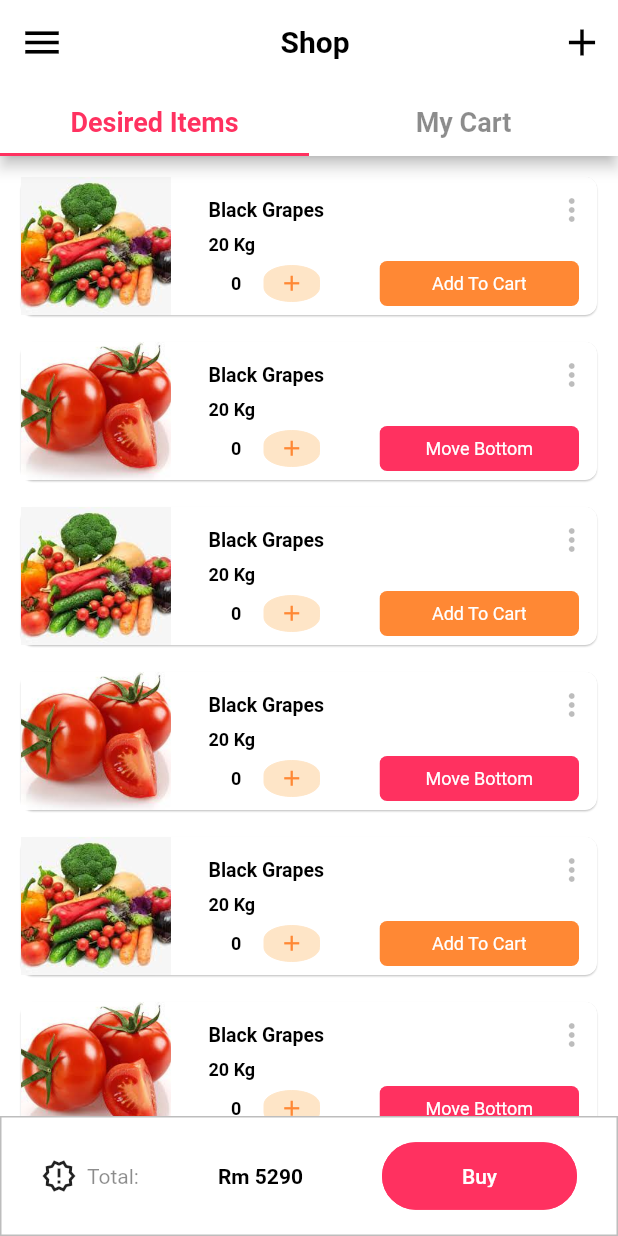
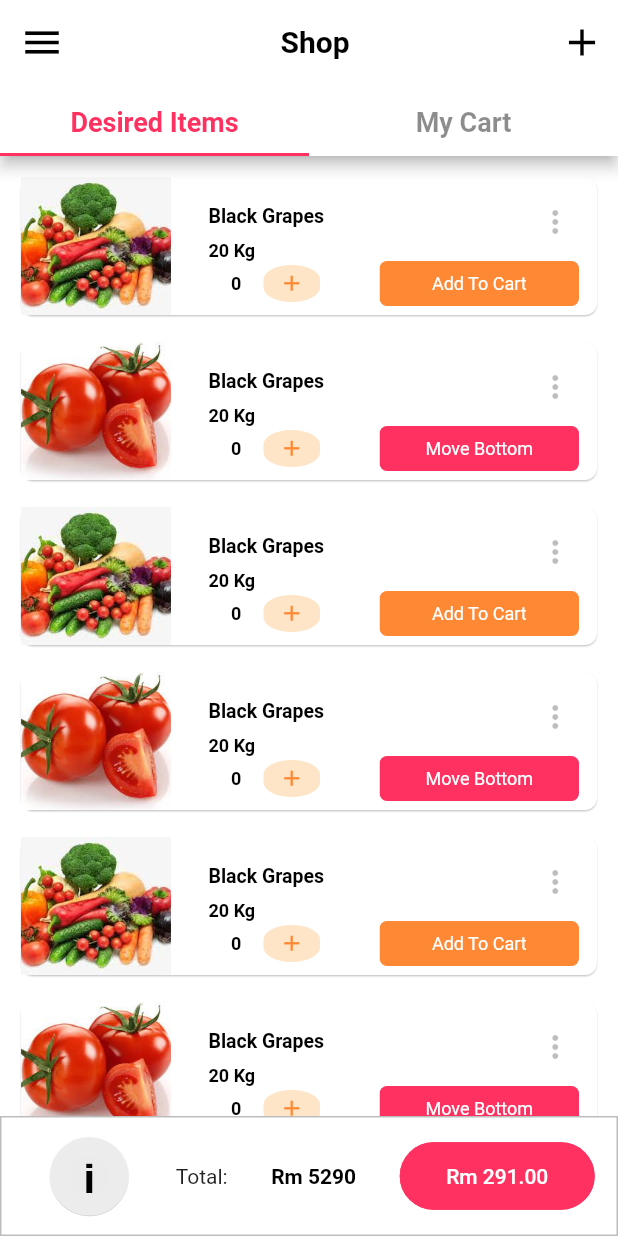
Before and after one commit to patialvikas/mhs, a Flutter app: the screen it shows after launch, on a phone screen of 412 x 824 dp. Run offline on Flutter 3.47's test engine with Material 2 defaults, Android fonts, the phone set to English and light mode, and no system bars; our stand-ins replace google_fonts.

Commit message:
second commit

```diff
--- a/lib/main.dart
+++ b/lib/main.dart
@@ -5,6 +5,8 @@ import 'package:flutter/material.dart';
 
 import 'package:flutter/material.dart';
 import 'package:flutter/services.dart';
+import 'package:google_fonts/google_fonts.dart';
+import 'package:mhs_client/common_widget/MyDrawer.dart';
 
 void main() {
   runApp(TabBarDemo());
@@ -15,7 +17,13 @@ class TabBarDemo extends StatefulWidget{
 }
  class _MyScreen extends State<TabBarDemo> {
 
+
+   final GlobalKey<ScaffoldState> _scaffoldKey = new GlobalKey<ScaffoldState>();
    int _itemCount = 0;
+   String _value = "";
+   String _listvaluedot="";
+
+
    @override
    Widget build(BuildContext context) {
 
@@ -25,6 +33,7 @@ class TabBarDemo extends StatefulWidget{
        home: DefaultTabController(
          length: 2,
          child: Scaffold(
+           key: _scaffoldKey,
            appBar: AppBar(
              backgroundColor: Colors.white,
              //brightness: Brightness.dark,
@@ -52,9 +61,46 @@ class TabBarDemo extends StatefulWidget{
                  color: Colors.black),),),
              leading: IconButton(icon: Icon(
                Icons.menu, color: Colors.black,
-               size: 30,),),
+               size: 30,),onPressed: (){
+               _scaffoldKey.currentState.openDrawer();
+             }, ),
              actions: <Widget>[
-               IconButton(
+
+
+               PopupMenuButton(
+                 icon:Icon(
+             Icons.add,
+             size: 30,
+             color: Colors.black,
+           ),
+
+                   onSelected: (value) {
+                     setState(() {
+                       _value = value;
+                     });
+                   },
+                   itemBuilder: (context) => [
+                     PopupMenuItem(
+                       child: Text("Camera",style: GoogleFonts.monda(color: Colors.black,fontWeight: FontWeight.normal),),
+                       value: "Camera",
+                     ),
+                     PopupMenuItem(
+                       child: Text("Gallery Import",style: GoogleFonts.monda(color: Colors.black,fontWeight: FontWeight.normal),),
+                       value: "Gallery Import",
+                     ),
+
+                     PopupMenuItem(
+                       child: Text("Dropbox Import",style: GoogleFonts.monda(color: Colors.black,fontWeight: FontWeight.normal),),
+                       value: "Dropbox Import",
+                     ),
+                     PopupMenuItem(
+                       child: Text("Google Drive Import",style: GoogleFonts.monda(color:
+                       Colors.black,fontWeight: FontWeight.normal),),
+                       value: "Google",
+                     )
+                   ]
+               )
+               /*IconButton(
                  icon: Icon(
                    Icons.add,
                    size: 30,
@@ -63,11 +109,13 @@ class TabBarDemo extends StatefulWidget{
                  onPressed: () {
                    // do something
                  },
-               )
+               )*/
              ],
 
 
            ),
+
+           drawer: MyDrawer(),
            bottomNavigationBar: Container(
              decoration: BoxDecoration(color: Colors.white,
                  border: Border.all(width: 1.0, color: Colors.black26)),
@@ -75,8 +123,21 @@ class TabBarDemo extends StatefulWidget{
              height: 80, child: Row(
              mainAxisAlignment: MainAxisAlignment.spaceAround,
              children: [
-               Row(children: [ Icon(Icons.new_releases_outlined),
-                 Text("  Total:", style: TextStyle(color: Colors.black45),),
+               Row(children: [
+
+                 //Icon(Icons.info,size: 45,color: Colors.black45,),
+                 MaterialButton(
+                   elevation: 0.2,
+                   shape: CircleBorder(),
+                   color: Colors.white70,
+                   padding: EdgeInsets.all(8),
+                   onPressed: () {},
+                   child: Text("i",
+                     style:GoogleFonts.oswald(fontWeight:FontWeight.bold,
+                         fontSize:25,fontStyle: FontStyle.normal,color: Colors.black),
+                 ),),
+
+                 Text("    Total:", style: TextStyle(color: Colors.black87),),
 
                ],),
                Text("Rm 5290", style: TextStyle(
@@ -87,7 +148,7 @@ class TabBarDemo extends StatefulWidget{
                  child: TextButton(
 
                      child: Text(
-                         "Buy",
+                         "Rm 291.00",
                          style: TextStyle(fontSize: 14, color: Colors.white)
                      ),
                      style: ButtonStyle(
@@ -162,14 +223,50 @@ class TabBarDemo extends StatefulWidget{
 
 
 
-                     Row(
+                    Expanded(child:  Row(
 
                        children: [
                        Expanded(flex:8,child: Text("Black Grapes",style:
                        TextStyle(fontSize:13,color: Colors.black,fontWeight: FontWeight.bold),),),
-                 Flexible(child: Icon(Icons.more_vert,
-                   color: Colors.black26,))
-                     ],),
+                 Flexible(
+                      flex: 2,
+                     fit: FlexFit.loose,
+                     child:
+                 PopupMenuButton(
+                     icon:Icon(Icons.more_vert,
+                       color: Colors.black26,),
+
+                     onSelected: (value) {
+                       setState(() {
+                         _listvaluedot = value;
+                       });
+                     },
+                     itemBuilder: (context) => [
+                       PopupMenuItem(
+                         child: Text("Save Favorite",style: GoogleFonts.monda(color: Colors.black,fontWeight: FontWeight.normal),),
+                         value: "Save",
+                       ),
+                       PopupMenuItem(
+                         child: Text("Category",style: GoogleFonts.monda(color: Colors.black,fontWeight: FontWeight.normal),),
+                         value: "Category",
+                       ),
+
+                       PopupMenuItem(
+                         child: Text("Export pdf",style: GoogleFonts.monda(color: Colors.black,fontWeight: FontWeight.normal),),
+                         value: "pdf",
+                       ),
+                       PopupMenuItem(
+                         child: Text("Remove",style: GoogleFonts.monda(color: Colors.redAccent,fontWeight: FontWeight.normal),),
+                         value: "Remove",
+                       )
+                     ]
+                 )
+                /* Icon(Icons.more_vert,
+                   color: Colors.black26,)*/
+
+
+                 )
+                     ],),),
                  Text("20 Kg",style:  TextStyle(fontSize:12,color: Colors.black,fontWeight: FontWeight.bold),),
                  Container(
                    margin: EdgeInsets.only(bottom: 6),
--- a/pubspec.yaml
+++ b/pubspec.yaml
@@ -29,6 +29,7 @@ dependencies:
   # Use with the CupertinoIcons class for iOS style icons.
   cupertino_icons: ^1.0.2
   font_awesome_flutter:
+  google_fonts: ^2.1.0
 
 dev_dependencies:
   flutter_test:
```
Also changed, not shown: lib/common_widget/MyDrawer.dart (added, +37 -0 lines), Images/variable_declaration.png (added), pubspec.lock.
